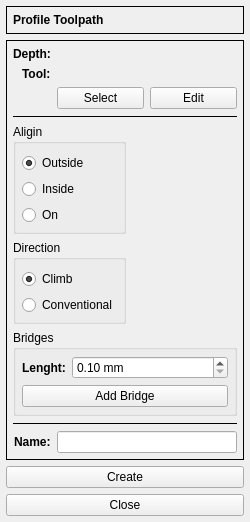
Above: G2G/forms/profileform.ui from XRay3D/GERBER_X3 before the change. Below: the same form after it.
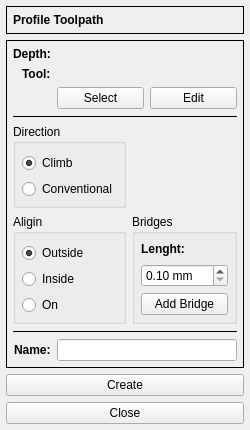
That is the form after the change. Icons and pictures are not drawn. Custom widgets are drawn as their Qt base class.

```diff
--- a/G2G/forms/profileform.ui
+++ b/G2G/forms/profileform.ui
@@ -7,7 +7,7 @@
     <x>0</x>
     <y>0</y>
     <width>250</width>
-    <height>502</height>
+    <height>420</height>
    </rect>
   </property>
   <property name="minimumSize">
@@ -165,7 +165,7 @@
       </item>
       <item row="4" column="0" colspan="2">
        <layout class="QGridLayout" name="gridLayout">
-        <item row="0" column="0">
+        <item row="4" column="0">
          <widget class="QGroupBox" name="groupBox">
           <property name="title">
            <string>Aligin</string>
@@ -248,27 +248,12 @@
           </layout>
          </widget>
         </item>
-        <item row="0" column="1" rowspan="2">
-         <widget class="QLabel" name="lblPixmap">
-          <property name="text">
-           <string/>
-          </property>
-          <property name="pixmap">
-           <pixmap>:/toolpath/outside_climb.png</pixmap>
-          </property>
-          <property name="alignment">
-           <set>Qt::AlignCenter</set>
-          </property>
-         </widget>
-        </item>
-       </layout>
-      </item>
-      <item row="5" column="0" colspan="2">
+        <item row="4" column="1">
        <widget class="QGroupBox" name="groupBox_3">
         <property name="title">
          <string>Bridges</string>
         </property>
-        <layout class="QFormLayout" name="formLayout_2">
+          <layout class="QVBoxLayout" name="verticalLayout_5">
          <property name="leftMargin">
           <number>6</number>
          </property>
@@ -281,14 +266,7 @@
          <property name="bottomMargin">
           <number>6</number>
          </property>
-         <item row="1" column="0" colspan="2">
-          <widget class="QPushButton" name="pbAddBridge">
-           <property name="text">
-            <string>Add Bridge</string>
-           </property>
-          </widget>
-         </item>
-         <item row="0" column="0">
+           <item>
           <widget class="QLabel" name="label_4">
            <property name="font">
             <font>
@@ -301,7 +279,7 @@
            </property>
           </widget>
          </item>
-         <item row="0" column="1">
+           <item>
           <widget class="DoubleSpinBox" name="dsbxBridgeLenght">
            <property name="suffix">
             <string> mm</string>
@@ -320,8 +298,36 @@
            </property>
           </widget>
          </item>
-        </layout>
-       </widget>
+           <item>
+            <widget class="QPushButton" name="pbAddBridge">
+             <property name="text">
+              <string>Add Bridge</string>
+             </property>
+            </widget>
+           </item>
+          </layout>
+         </widget>
+        </item>
+        <item row="1" column="1">
+         <widget class="QLabel" name="lblPixmap">
+          <property name="minimumSize">
+           <size>
+            <width>75</width>
+            <height>75</height>
+           </size>
+          </property>
+          <property name="text">
+           <string/>
+          </property>
+          <property name="pixmap">
+           <pixmap>:/toolpath/outside_climb.png</pixmap>
+          </property>
+          <property name="alignment">
+           <set>Qt::AlignCenter</set>
+          </property>
+         </widget>
+        </item>
+       </layout>
       </item>
       <item row="6" column="0" colspan="2">
        <widget class="Line" name="line_2">
```
Lines whose indentation alone changed are shown as unchanged.
